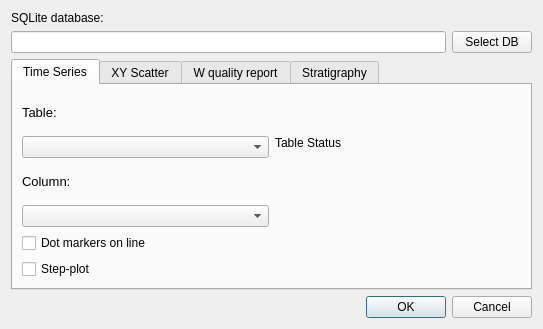
Before: the Qt Designer form ui/midvsettingsdialog.ui in jkall/qgis-midvatten-plugin, drawn with Qt 5.
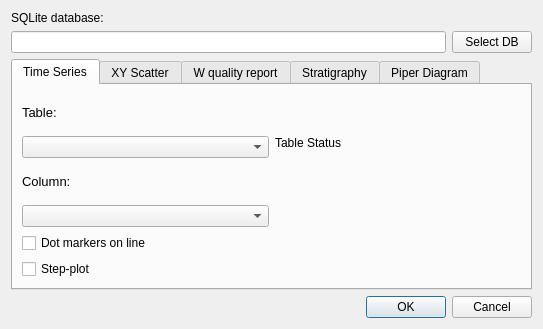
After: the same form once the commit is applied. The open tabs and pages were chosen to show the change.

Commit message: modified:   CHANGELOG_HISTORY 	modified:   metadata.txt 	modified:   midvatten.py 	modified:   midvatten_utils.py 	modified:   resources.py 	modified:   resources.qrc 	modified:   tsplot.py 	modified:   ui/midvsettingsdialog.ui 	modified:   xyplot.py 	icons/PlotSection.png 	piper.py 	sectionplot.py 	ui/secplotdialog_ui.py 	ui/secplotdialog_ui.ui

Diff of the .ui file:
```diff
--- a/ui/midvsettingsdialog.ui
+++ b/ui/midvsettingsdialog.ui
@@ -482,6 +482,11 @@
        </item>
       </layout>
      </widget>
+     <widget class="QWidget" name="TAB_PIPER">
+      <attribute name="title">
+       <string>Piper Diagram</string>
+      </attribute>
+     </widget>
     </widget>
    </item>
   </layout>
```
Left out of the diff: 2 changed lines with no effect on the pictures. The commit also changes 8 other files.
